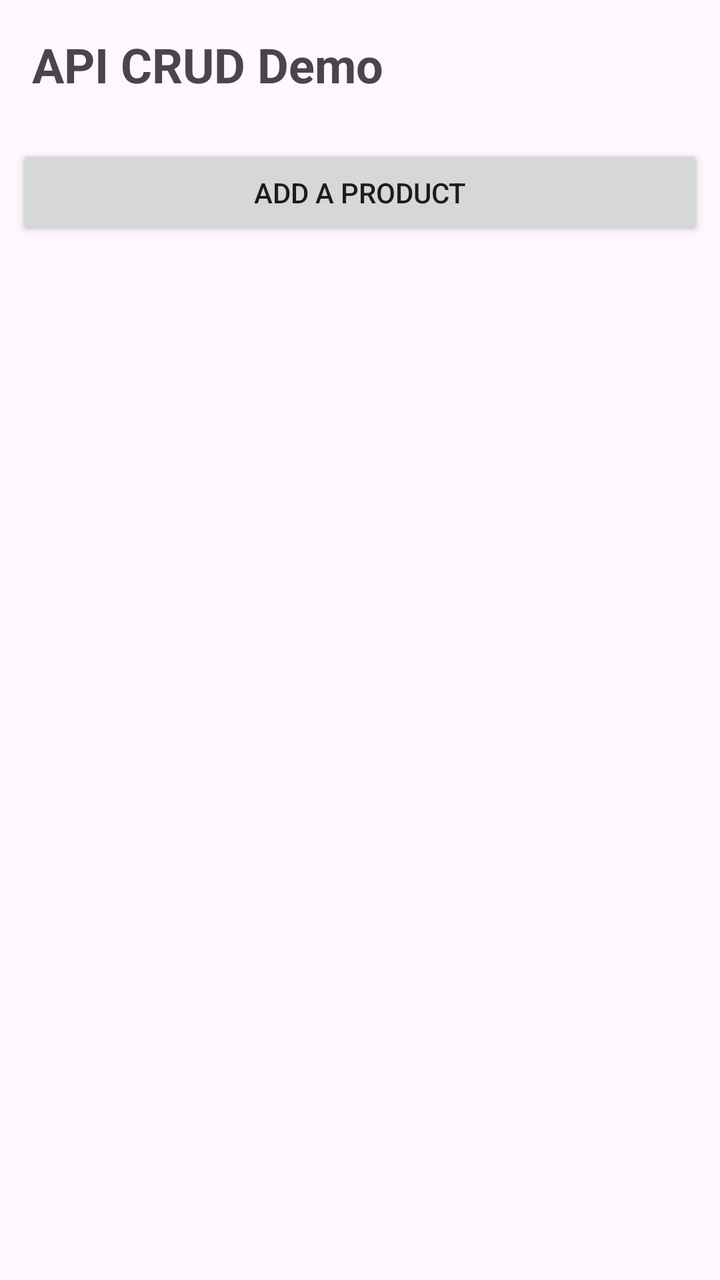
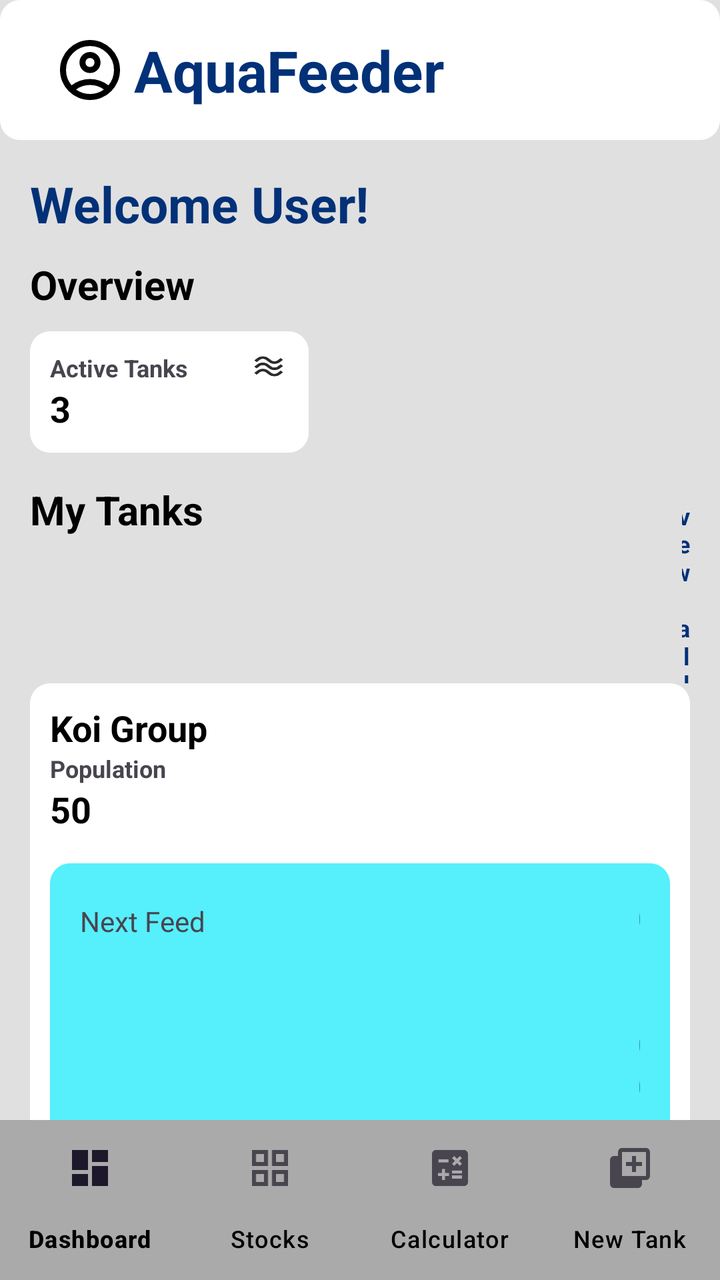

An Android layout rendered at two revisions. The XML below is the earlier revision; the diff shows what the commit changed to produce the second picture.
<!-- AndroidManifest.xml: application theme Theme.MyAPIDemo -->
<!-- res/layout/activity_main.xml -->
<?xml version="1.0" encoding="utf-8"?>
<LinearLayout
    xmlns:android="http://schemas.android.com/apk/res/android"
    android:id="@+id/main"
    android:layout_width="match_parent"
    android:layout_height="match_parent"
    android:orientation="vertical">

    <TextView
        android:layout_width="match_parent"
        android:layout_height="wrap_content"
        android:text="@string/txt_header"
        android:textSize="24sp"
        android:textStyle="bold"
        android:padding="16dp" />

    <Button
        android:id="@+id/btnAddProduct"
        android:layout_width="match_parent"
        android:layout_height="wrap_content"
        android:text="@string/txt_btn_add"
        android:layout_margin="8dp" />

    <ProgressBar
        android:id="@+id/progressBar"
        android:layout_width="wrap_content"
        android:layout_height="wrap_content"
        android:layout_gravity="center"
        android:visibility="gone" />

    <ListView
        android:id="@+id/listViewProducts"
        android:layout_width="match_parent"
        android:layout_height="match_parent" />

</LinearLayout>
<!-- resources referenced by this layout -->
<resources>
  <string name="txt_btn_add">ADD A PRODUCT</string>
  <string name="txt_header">API CRUD Demo</string>
  <!-- unchanged entries left out for length: 2 -->
</resources>

<!-- the commit's change to res/layout/activity_main.xml (unified diff, before → after) -->
@@ -1,36 +1,354 @@
 <?xml version="1.0" encoding="utf-8"?>
-<LinearLayout
-    xmlns:android="http://schemas.android.com/apk/res/android"
+<androidx.constraintlayout.widget.ConstraintLayout xmlns:android="http://schemas.android.com/apk/res/android"
+    xmlns:tools="http://schemas.android.com/tools"
+    xmlns:app="http://schemas.android.com/apk/res-auto"
     android:id="@+id/main"
+    android:background="@drawable/screen_background"
     android:layout_width="match_parent"
     android:layout_height="match_parent"
-    android:orientation="vertical">
+
+    tools:context=".MainActivity">
+
+    <LinearLayout
+        android:layout_width="match_parent"
+        android:layout_height="match_parent"
+        android:orientation="vertical">
+
+        <LinearLayout
+            android:layout_width="match_parent"
+            android:layout_height="70dp"
+            android:padding="15dp"
+            android:orientation="horizontal"
+            android:gravity="center_vertical"
+            android:background="@drawable/white_background">
+
+            <ImageView
+                android:layout_height="30dp"
+                android:layout_width="30dp"
+                android:layout_marginStart="15dp"
+                android:src="@drawable/profile_pic"
+                android:scaleType="centerInside"
+                android:scaleX="1.5"
+                android:scaleY="1.5"/>
+
+            <TextView
+                android:id="@+id/textView"
+                android:layout_width="wrap_content"
+                android:layout_height="wrap_content"
+                android:layout_marginStart="25dp"
+                android:scaleX="1.3"
+                android:scaleY="1.3"
+                android:text="AquaFeeder"
+                android:textAppearance="@style/TextAppearance.AppCompat.Large"
+                android:textColor="#023178"
+                android:textStyle="bold" />
+        </LinearLayout>
+
+
+
+        <LinearLayout
+            android:layout_height="wrap_content"
+            android:layout_width="match_parent"
+            android:padding="15dp"
+            android:orientation="vertical">
+
+            <TextView
+                android:layout_width="wrap_content"
+                android:layout_height="wrap_content"
+                android:textSize="25dp"
+                android:text="Welcome User!"
+                android:paddingBottom="10dp"
+                android:textColor="#023178"
+                android:textStyle="bold" />
+
+            <TextView
+                android:layout_width="326dp"
+                android:layout_height="wrap_content"
+
+                android:layout_marginBottom="10dp"
+                android:text="Overview"
+                android:textAppearance="@style/TextAppearance.AppCompat.Large"
+                android:textColor="@color/black"
+                android:textSize="20dp"
+                android:textStyle="bold" />
+
+            <LinearLayout
+                android:layout_width="wrap_content"
+                android:layout_height="wrap_content"
+                android:padding="10dp"
+                android:layout_marginBottom="15dp"
+                android:background="@drawable/white_background"
+                android:orientation="vertical">
+
+                <LinearLayout
+                    android:layout_width="wrap_content"
+                    android:layout_height="wrap_content"
+                    android:orientation="horizontal">
+
+                    <TextView
+                        android:layout_width="wrap_content"
+                        android:layout_height="wrap_content"
+                        android:text="Active Tanks"
+                        android:textSize="12dp"
+                        android:textStyle="bold"/>
+
+                    <ImageView
+                        android:layout_width="20dp"
+                        android:layout_height="15dp"
+                        android:layout_marginStart="30dp"
+                        android:background="@drawable/water_icon" />
+
+                </LinearLayout>
+
+                <TextView
+                    android:layout_width="wrap_content"
+                    android:layout_height="wrap_content"
+                    android:text="3"
+                    android:layout_marginRight="20dp"
+                    android:textColor="@color/black"
+                    android:textSize="18dp"
+                    android:textStyle="bold"/>
+
+            </LinearLayout>
+
+
+                <LinearLayout
+                android:layout_width="match_parent"
+                android:layout_height="wrap_content"
+                android:orientation="horizontal">
+
+                <TextView
+                    android:layout_width="326dp"
+                    android:layout_height="wrap_content"
+
+                    android:layout_marginBottom="10dp"
+                    android:text="My Tanks"
+                    android:textAppearance="@style/TextAppearance.AppCompat.Large"
+                    android:textColor="@color/black"
+                    android:textSize="20dp"
+                    android:textStyle="bold" />
+
+                <TextView
+                    android:layout_width="wrap_content"
+                    android:layout_height="wrap_content"
+                    android:textSize="12dp"
+                    android:gravity="end"
+                    android:text="view all"
+                    android:textAppearance="@style/TextAppearance.AppCompat.Large"
+                    android:textColor="#023178"
+                    android:textStyle="bold" />
+
+            </LinearLayout>
+
+            <LinearLayout
+                android:layout_width="match_parent"
+                android:layout_height="wrap_content"
+                android:layout_marginBottom="15dp"
+                android:orientation="horizontal">
+
+                <LinearLayout
+                    android:layout_width="match_parent"
+                    android:layout_height="wrap_content"
+                    android:padding="10dp"
+                    android:background="@drawable/white_background"
+                    android:orientation="vertical">
+
+                    <TextView
+                        android:layout_width="wrap_content"
+                        android:layout_height="wrap_content"
+                        android:text="Koi Group"
+                        android:layout_marginRight="20dp"
+                        android:textColor="@color/black"
+                        android:textSize="18dp"
+                        android:textStyle="bold"/>
+
+                    <TextView
+                        android:layout_width="wrap_content"
+                        android:layout_height="wrap_content"
+                        android:text="Population"
+                        android:textSize="12dp"
+                        android:textStyle="bold"/>
+
+                    <TextView
+                        android:layout_width="wrap_content"
+                        android:layout_height="wrap_content"
+                        android:text="50"
+                        android:textSize="18dp"
+                        android:layout_marginBottom="15dp"
+                        android:textColor="@color/black"
+                        android:textStyle="bold"/>
+
+                    <LinearLayout
+                        android:layout_width="match_parent"
+                        android:layout_height="wrap_content"
+                        android:layout_marginBottom="10dp"
+                        android:padding="15dp"
+                        android:background="@drawable/button_design"
+                        android:orientation="horizontal">
+
+                        <TextView
+                            android:layout_width="279dp"
+                            android:layout_height="wrap_content"
+                            android:text="Next Feed"
+                            android:textSize="14dp"/>
+
+                        <TextView
+                            android:layout_width="wrap_content"
+                            android:layout_height="wrap_content"
+                            android:text="01:00"
+                            android:textSize="18dp"
+                            android:textStyle="bold"
+                            android:textColor="@color/black"/>
+                    </LinearLayout>
+                </LinearLayout>
+            </LinearLayout>
+
+            <TextView
+                android:layout_width="wrap_content"
+                android:layout_height="wrap_content"
+                android:textSize="20dp"
+                android:text="Recent Activity"
+                android:textAppearance="@style/TextAppearance.AppCompat.Large"
+                android:textColor="@color/black"
+                android:textStyle="bold"/>
+
+            <LinearLayout
+                android:layout_width="match_parent"
+                android:layout_height="wrap_content"
+                android:padding="10dp"
+                android:layout_marginTop="10dp"
+                android:background="@drawable/white_background"
+                android:orientation="vertical">
+
+                <LinearLayout
+                    android:layout_width="383dp"
+                    android:layout_height="wrap_content"
+                    android:gravity="center_vertical"
+                    android:orientation="horizontal">
+
+                    <ImageView
+                        android:layout_width="30dp"
+                        android:layout_height="30dp"
+                        android:layout_marginStart="15dp"
+                        android:layout_marginEnd="10dp"
+                        android:scaleType="centerInside"
+                        android:scaleX="1.2"
+                        android:scaleY="1.2"
+                        android:src="@drawable/check_circle" />
+
+                    <LinearLayout
+                        android:layout_width="wrap_content"
+                        android:layout_height="wrap_content"
+                        android:gravity="center_vertical"
+                        android:orientation="vertical">
+
+                        <TextView
+                            android:layout_width="wrap_content"
+                            android:layout_height="wrap_content"
+                            android:text="Koi Group"
+                            android:textSize="14sp"
+                            android:textStyle="bold" />
+
+                        <TextView
+                            android:layout_width="wrap_content"
+                            android:layout_height="wrap_content"
+                            android:text="Finished morning feeding"
+                            android:textSize="12sp" />
+                    </LinearLayout>
+
+                    <TextView
+                        android:layout_width="90dp"
+                        android:layout_height="wrap_content"
+                        android:layout_marginStart="50dp"
+                        android:gravity="end"
+                        android:text="08:30"
+                        android:textSize="12sp"
+                        android:textStyle="bold" />
+                </LinearLayout>
+
+            </LinearLayout>
+
+            <LinearLayout
+                android:layout_width="match_parent"
+                android:layout_height="wrap_content"
+                android:padding="10dp"
+                android:layout_marginTop="10dp"
+                android:background="@drawable/white_background"
+                android:orientation="vertical">
+
+                <LinearLayout
+                    android:layout_width="383dp"
+                    android:layout_height="wrap_content"
+                    android:gravity="center_vertical"
+                    android:orientation="horizontal">
+
+                    <ImageView
+                        android:layout_width="30dp"
+                        android:layout_height="30dp"
+                        android:layout_marginStart="15dp"
+                        android:layout_marginEnd="10dp"
+                        android:scaleType="centerInside"
+                        android:scaleX="1.2"
+                        android:scaleY="1.2"
+                        android:src="@drawable/check_circle" />
+
+                    <LinearLayout
+                        android:layout_width="wrap_content"
+                        android:layout_height="wrap_content"
+                        android:gravity="center_vertical"
+                        android:orientation="vertical">
+
+                        <TextView
+                            android:layout_width="wrap_content"
+                            android:layout_height="wrap_content"
+                            android:text="Koi Group"
+                            android:textSize="14sp"
+                            android:textStyle="bold" />
+
+                        <TextView
+                            android:layout_width="wrap_content"
+                            android:layout_height="wrap_content"
+                            android:text="Finished afternoon feeding"
+                            android:textSize="12sp" />
+                    </LinearLayout>
+
+                    <TextView
+                        android:layout_width="90dp"
+                        android:layout_height="wrap_content"
+                        android:layout_marginStart="50dp"
+                        android:gravity="end"
+                        android:text="01:30"
+                        android:textSize="12sp"
+                        android:textStyle="bold" />
+                </LinearLayout>
+            </LinearLayout>
+        </LinearLayout>
+    </LinearLayout>
+
+
+
 
     <TextView
+        android:id="@+id/tv_bnv"
+        android:layout_width="wrap_content"
+        android:layout_height="wrap_content"
+        app:layout_constraintTop_toTopOf="parent"
+        app:layout_constraintBottom_toBottomOf="parent"
+        app:layout_constraintRight_toRightOf="parent"
+        app:layout_constraintLeft_toLeftOf="parent"
+        android:textSize="16dp"
+        android:textStyle="bold"
+        android:textColor="@color/black"/>
+    
+    <com.google.android.material.bottomnavigation.BottomNavigationView
+        android:id="@+id/bnv_button"
         android:layout_width="match_parent"
         android:layout_height="wrap_content"
-        android:text="@string/txt_header"
-        android:textSize="24sp"
-        android:textStyle="bold"
-        android:padding="16dp" />
-
-    <Button
-        android:id="@+id/btnAddProduct"
-        android:layout_width="match_parent"
-        android:layout_height="wrap_content"
-        android:text="@string/txt_btn_add"
-        android:layout_margin="8dp" />
-
-    <ProgressBar
-        android:id="@+id/progressBar"
-        android:layout_width="wrap_content"
-        android:layout_height="wrap_content"
-        android:layout_gravity="center"
-        android:visibility="gone" />
-
-    <ListView
-        android:id="@+id/listViewProducts"
-        android:layout_width="match_parent"
-        android:layout_height="match_parent" />
-
-</LinearLayout>
+        app:layout_constraintBottom_toBottomOf="parent"
+        app:menu="@menu/bottom_tabs"
+        app:itemTextColor="@color/black"
+        android:background="@android:color/darker_gray"
+        android:padding="0dp"
+        app:labelVisibilityMode="labeled"/>
+
+</androidx.constraintlayout.widget.ConstraintLayout>
<!-- resource entries referenced after the edit -->
@@ -1,7 +1,43 @@
 <!-- resources referenced by this layout -->
 <resources>
-  <string name="txt_btn_add">ADD A PRODUCT</string>
-  <string name="txt_header">API CRUD Demo</string>
+  <color name="black">#FF000000</color>
+  <!-- drawable button_design (drawable) -->
+  <?xml version="1.0" encoding="utf-8"?>
+  <shape xmlns:android="http://schemas.android.com/apk/res/android" android:shape="rectangle">
+      <solid android:color="#56EFFC"/>
+      <corners android:radius="10dp"/>
+  </shape>
+  <!-- drawable check_circle (drawable) -->
+  <vector xmlns:android="http://schemas.android.com/apk/res/android" android:height="24dp" android:tint="#039E89" android:viewportHeight="24" android:viewportWidth="24" android:width="24dp">
+        
+      <path android:fillColor="@android:color/white" android:pathData="M12,2C6.48,2 2,6.48 2,12s4.48,10 10,10 10,-4.48 10,-10S17.52,2 12,2zM10,17l-5,-5 1.41,-1.41L10,14.17l7.59,-7.59L19,8l-9,9z"/>
+      
+  </vector>
+  <!-- drawable profile_pic (drawable) -->
+  <vector xmlns:android="http://schemas.android.com/apk/res/android" android:height="24dp" android:tint="#000000" android:viewportHeight="960" android:viewportWidth="960" android:width="24dp">
+        
+      <path android:fillColor="@android:color/white" android:pathData="M234,684Q285,645 348,622.5Q411,600 480,600Q549,600 612,622.5Q675,645 726,684Q761,643 780.5,591Q800,539 800,480Q800,347 706.5,253.5Q613,160 480,160Q347,160 253.5,253.5Q160,347 160,480Q160,539 179.5,591Q199,643 234,684ZM380.5,479.5Q340,439 340,380Q340,321 380.5,280.5Q421,240 480,240Q539,240 579.5,280.5Q620,321 620,380Q620,439 579.5,479.5Q539,520 480,520Q421,520 380.5,479.5ZM480,880Q397,880 324,848.5Q251,817 197,763Q143,709 111.5,636Q80,563 80,480Q80,397 111.5,324Q143,251 197,197Q251,143 324,111.5Q397,80 480,80Q563,80 636,111.5Q709,143 763,197Q817,251 848.5,324Q880,397 880,480Q880,563 848.5,636Q817,709 763,763Q709,817 636,848.5Q563,880 480,880ZM580,784.5Q627,769 666,740Q627,711 580,695.5Q533,680 480,680Q427,680 380,695.5Q333,711 294,740Q333,769 380,784.5Q427,800 480,800Q533,800 580,784.5ZM523,423Q540,406 540,380Q540,354 523,337Q506,320 480,320Q454,320 437,337Q420,354 420,380Q420,406 437,423Q454,440 480,440Q506,440 523,423ZM480,380Q480,380 480,380Q480,380 480,380Q480,380 480,380Q480,380 480,380Q480,380 480,380Q480,380 480,380Q480,380 480,380Q480,380 480,380ZM480,740Q480,740 480,740Q480,740 480,740Q480,740 480,740Q480,740 480,740Q480,740 480,740Q480,740 480,740Q480,740 480,740Q480,740 480,740Z"/>
+      
+  </vector>
+  <!-- drawable screen_background (drawable) -->
+  <?xml version="1.0" encoding="utf-8"?>
+  <shape xmlns:android="http://schemas.android.com/apk/res/android" android:shape="rectangle">
+      <solid android:color="#E0E0E0"/>
+  
+  </shape>
+  <!-- drawable water_icon (drawable) -->
+  <vector xmlns:android="http://schemas.android.com/apk/res/android" android:height="24dp" android:tint="#2B2B2B" android:viewportHeight="960" android:viewportWidth="960" android:width="24dp">
+        
+      <path android:fillColor="@android:color/white" android:pathData="M750,346Q723,373 688,387Q653,401 618,401Q583,401 549,387.5Q515,374 488,346L413,271Q398,256 379,248.5Q360,241 340,241Q320,241 301,248.5Q282,256 267,271L192,346L135,289L210,214Q237,187 271,173.5Q305,160 340,160Q375,160 408.5,173.5Q442,187 469,214L544,289Q560,305 579,312.5Q598,320 618,320Q638,320 657.5,312.5Q677,305 693,289L768,214L825,271L750,346ZM750,546Q723,573 688.5,586.5Q654,600 619,600Q584,600 549.5,586.5Q515,573 488,546L413,471Q398,456 379,448.5Q360,441 340,441Q320,441 301,448.5Q282,456 267,471L192,546L135,490L210,414Q237,387 271,373.5Q305,360 340,360Q375,360 408.5,373.5Q442,387 469,414L544,489Q560,505 579,512.5Q598,520 618,520Q638,520 657.5,512.5Q677,505 693,489L768,414L825,471L750,546ZM749,746Q722,773 688,786.5Q654,800 619,800Q584,800 549.5,786.5Q515,773 488,746L412,671Q397,656 378,648.5Q359,641 339,641Q319,641 300,648.5Q281,656 266,671L191,746L135,690L210,614Q237,587 271,573.5Q305,560 340,560Q375,560 408.5,573.5Q442,587 469,614L544,689Q560,705 579.5,712.5Q599,720 619,720Q639,720 658,712.5Q677,705 693,689L768,614L824,671L749,746Z"/>
+      
+  </vector>
+  <!-- drawable white_background (drawable) -->
+  <?xml version="1.0" encoding="utf-8"?>
+  <shape xmlns:android="http://schemas.android.com/apk/res/android" android:shape="rectangle">
+      <solid android:color="#FFFFFF"/>
+      <corners android:radius="10dp"/>
+  
+  </shape>
   <!-- unchanged entries left out for length: 2 -->
 </resources>
 
